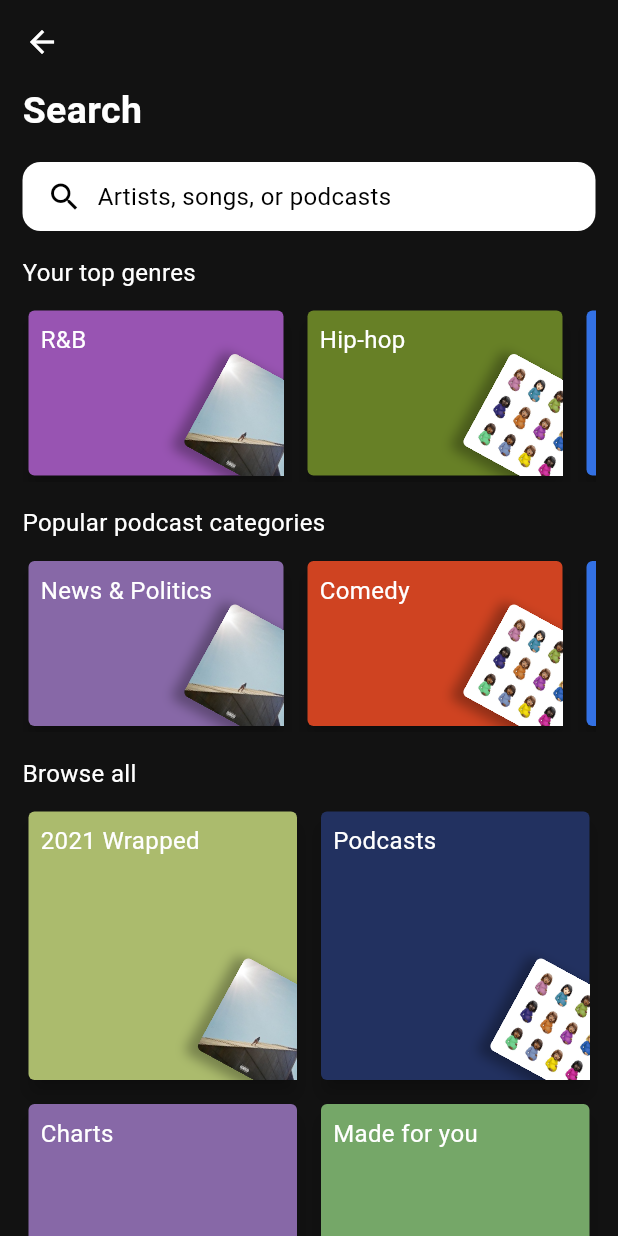
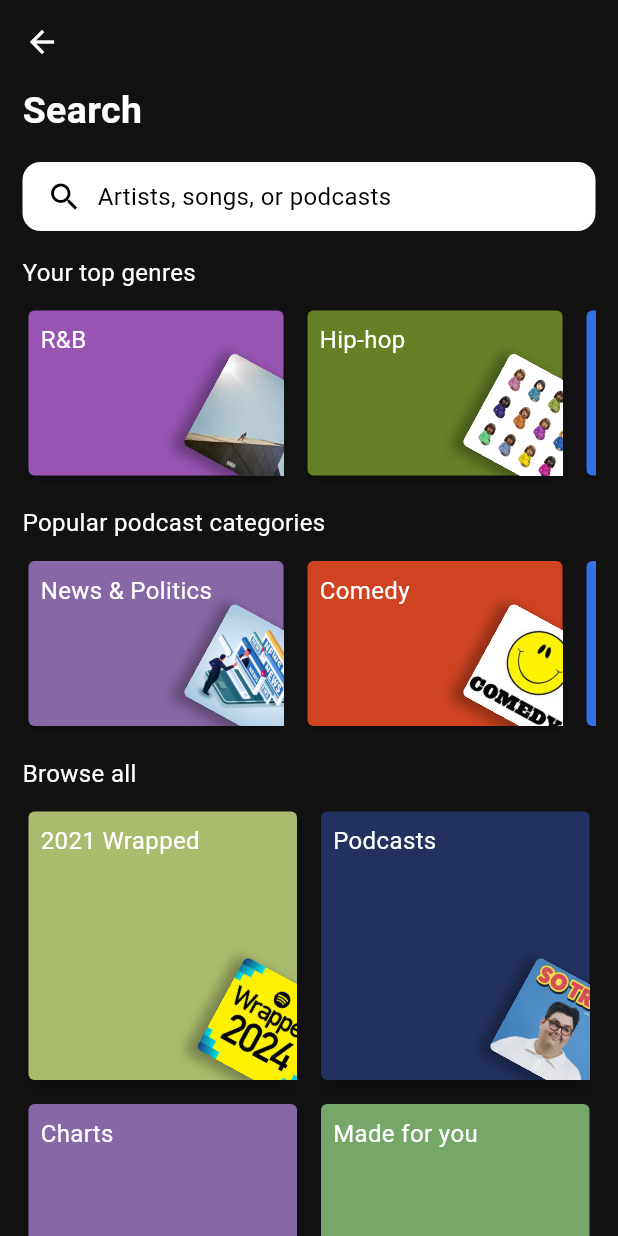
Before and after one commit to cassandraeunice/flutter-activity, a Flutter app: the SearchPage screen opened directly, on a phone screen of 412 x 824 dp. Run offline on Flutter 3.47's test engine with Material 3 defaults, Android fonts, the phone set to English and light mode, and no system bars.

Commit message:
i am jogi

```diff
--- a/lib/pages/library.dart
+++ b/lib/pages/library.dart
@@ -135,7 +135,7 @@ class LibraryPage extends StatelessWidget {
                 children: [
                   Icon(
                     Icons.music_note,
-                    color: Color(0xFFA7A7A7),
+                    color: Colors.white,
                     size: 12,
                   ),
                   Text(
@@ -172,7 +172,7 @@ class LibraryPage extends StatelessWidget {
                         children: [
                           Icon(
                             Icons.push_pin,
-                            color: Color(0xFFFF375F),
+                            color: Colors.white,
                             size: 12,
                           ),
                           SizedBox(width: 8), // Add spacing between icon and text
--- a/lib/pages/search.dart
+++ b/lib/pages/search.dart
@@ -97,11 +97,11 @@ class SearchPage extends StatelessWidget {
                 scrollDirection: Axis.horizontal,
                 child: Row(
                   children: [
-                    _buildGenreCard("News & Politics", 'assets/freudian.jpg', Color(0xFF8768A7)),
+                    _buildGenreCard("News & Politics", 'assets/politics.jpg', Color(0xFF8768A7)),
                     SizedBox(width: 8),
-                    _buildGenreCard("Comedy", 'assets/drake.png', Color(0xFFCF4321)),
+                    _buildGenreCard("Comedy", 'assets/comedy.jpg', Color(0xFFCF4321)),
                     SizedBox(width: 8),
-                    _buildGenreCard("Games", 'assets/1975.png', Color(0xFF3371E4)),
+                    _buildGenreCard("Games", 'assets/game.jpg', Color(0xFF3371E4)),
                   ],
                 ),
               ),
@@ -127,10 +127,10 @@ class SearchPage extends StatelessWidget {
                   mainAxisSpacing: 8, // Space between rows
                 ),
                 children: [
-                  _buildGenreCard("2021 Wrapped", 'assets/freudian.jpg', Color(0xFFABBB6D)),
-                  _buildGenreCard("Podcasts", 'assets/drake.png', Color(0xFF223160)),
-                  _buildGenreCard("Charts", 'assets/1975.png', Color(0xFF8768A7)),
-                  _buildGenreCard("Made for you", 'assets/1975.png', Color(0xFF75A768)),
+                  _buildGenreCard("2021 Wrapped", 'assets/wrapped.jpg', Color(0xFFABBB6D)),
+                  _buildGenreCard("Podcasts", 'assets/podcast.jpg', Color(0xFF223160)),
+                  _buildGenreCard("Charts", 'assets/charts.jpg', Color(0xFF8768A7)),
+                  _buildGenreCard("Made for you", 'assets/made for you.jpg', Color(0xFF75A768)),
                   // Add more cards as needed
                 ],
               ),
```
Also changed, not shown: lib/main.dart (+54 -31 lines), lib/pages/settings.dart (+5 -5 lines), pubspec.yaml (+8 -0 lines), assets/charts.jpg (added), assets/comedy.jpg (added), assets/game.jpg (added), assets/made for you.jpg (added), assets/pinoy.png (added), assets/podcast.jpg (added), assets/politics.jpg (added), assets/wrapped.jpg (added).
